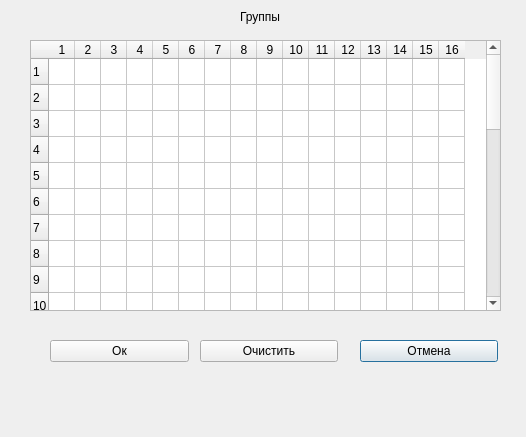
The window that channelParameters.ui (PointlessAlbatross/CAD-A_Qt) describes before a commit, drawn with Qt 5.
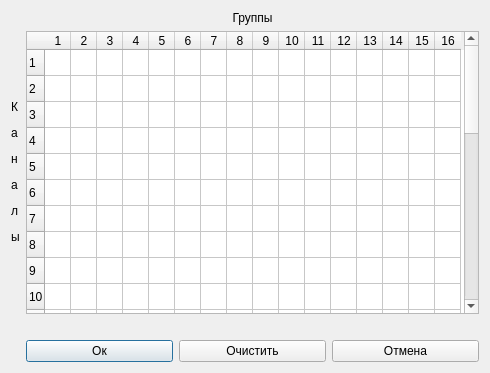
The same window after the commit.

Commit message: добавлена формула Шулкина-Марша

```diff
--- a/channelParameters.ui
+++ b/channelParameters.ui
@@ -6,48 +6,33 @@
    <rect>
     <x>0</x>
     <y>0</y>
-    <width>526</width>
-    <height>437</height>
+    <width>490</width>
+    <height>373</height>
    </rect>
   </property>
   <property name="windowTitle">
    <string>Dialog</string>
   </property>
-  <widget class="QPushButton" name="pushButtonCancel">
-   <property name="geometry">
-    <rect>
-     <x>360</x>
-     <y>340</y>
-     <width>138</width>
-     <height>22</height>
-    </rect>
-   </property>
+  <layout class="QGridLayout" name="gridLayout">
+   <item row="0" column="1">
+    <widget class="QLabel" name="GroupLabel">
    <property name="text">
-    <string>Отмена</string>
-   </property>
-  </widget>
-  <widget class="QPushButton" name="pushButtonSave">
-   <property name="geometry">
-    <rect>
-     <x>50</x>
-     <y>340</y>
-     <width>139</width>
-     <height>22</height>
-    </rect>
-   </property>
+      <string>Группы</string>
+     </property>
+     <property name="alignment">
+      <set>Qt::AlignCenter</set>
+     </property>
+    </widget>
+   </item>
+   <item row="1" column="0">
+    <widget class="QLabel" name="GroupLabel_2">
    <property name="text">
-    <string>Ок</string>
-   </property>
-  </widget>
+      <string>&lt;html&gt;&lt;head/&gt;&lt;body&gt;&lt;p&gt;К&lt;/p&gt;&lt;p&gt;а&lt;/p&gt;&lt;p&gt;н&lt;/p&gt;&lt;p&gt;а&lt;/p&gt;&lt;p&gt;л&lt;/p&gt;&lt;p&gt;ы&lt;/p&gt;&lt;/body&gt;&lt;/html&gt;</string>
+     </property>
+    </widget>
+   </item>
+   <item row="1" column="1">
   <widget class="QTableWidget" name="tableWidget">
-   <property name="geometry">
-    <rect>
-     <x>30</x>
-     <y>40</y>
-     <width>471</width>
-     <height>271</height>
-    </rect>
-   </property>
    <attribute name="horizontalHeaderMinimumSectionSize">
     <number>24</number>
    </attribute>
@@ -283,45 +268,40 @@
     </property>
    </column>
   </widget>
-  <widget class="QLabel" name="GroupLabel">
-   <property name="geometry">
-    <rect>
-     <x>240</x>
-     <y>10</y>
-     <width>57</width>
-     <height>14</height>
-    </rect>
-   </property>
-   <property name="text">
-    <string>Группы</string>
-   </property>
-  </widget>
+   </item>
+   <item row="2" column="0">
   <widget class="QLabel" name="ChannelLabel">
-   <property name="geometry">
-    <rect>
-     <x>0</x>
-     <y>170</y>
-     <width>57</width>
-     <height>14</height>
-    </rect>
-   </property>
    <property name="text">
     <string/>
    </property>
   </widget>
+   </item>
+   <item row="3" column="1">
+    <layout class="QHBoxLayout" name="horizontalLayout">
+     <item>
+      <widget class="QPushButton" name="pushButtonSave">
+       <property name="text">
+        <string>Ок</string>
+       </property>
+      </widget>
+     </item>
+     <item>
   <widget class="QPushButton" name="pushButtonClear">
-   <property name="geometry">
-    <rect>
-     <x>200</x>
-     <y>340</y>
-     <width>138</width>
-     <height>22</height>
-    </rect>
-   </property>
    <property name="text">
     <string>Очистить</string>
    </property>
   </widget>
+     </item>
+     <item>
+      <widget class="QPushButton" name="pushButtonCancel">
+       <property name="text">
+        <string>Отмена</string>
+       </property>
+      </widget>
+     </item>
+    </layout>
+   </item>
+  </layout>
  </widget>
  <resources/>
  <connections/>
```
Left out of the diff: 2 changed lines with no effect on the pictures. Lines whose indentation alone changed are shown as unchanged. The commit also changes 5 other files.
